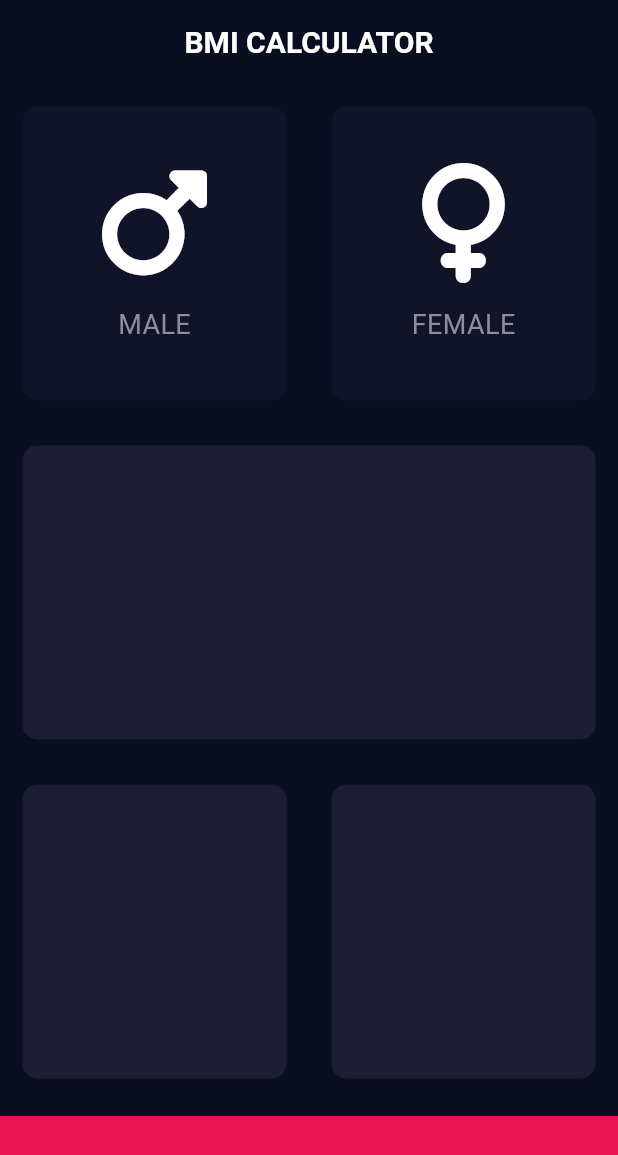
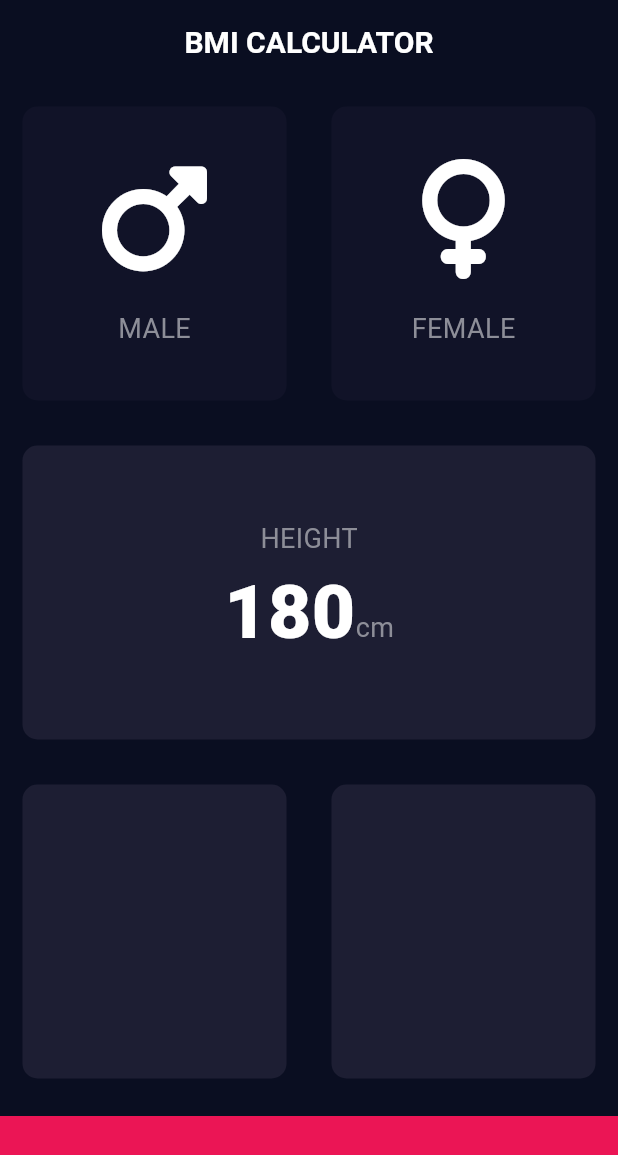
Before and after one commit to tyagi-achint/Flutter_BMI_Calculator, a Flutter app: the screen it shows after launch, on a phone screen of 412 x 824 dp. Shown: the top 1155 px of the screen. Run offline on Flutter 3.47's test engine with Material 3 defaults, Android fonts, the phone set to English and light mode, and no system bars; our stand-ins replace font_awesome_flutter.

Commit message:
constants

```diff
--- /dev/null
+++ b/lib/constants.dart
@@ -0,0 +1,14 @@
+import 'package:flutter/material.dart';
+
+const kLabelStyle = TextStyle(fontSize: 18, color: Color(0xFF8D8E98));
+const kTitleTextStyle = const TextStyle(
+  color: Colors.white,
+  fontWeight: FontWeight.bold,
+  fontSize: 20,
+);
+const kBottomContainerHeight = 80.0;
+const kActiveCardColor = Color(0xFF1D1E33);
+const kInactiveCardColor = Color(0xFF111328);
+const kBottomContainerColor = Color(0xFFEB1555);
+const kNumberTextStyle =
+    TextStyle(fontSize: 50.0, fontWeight: FontWeight.w900, color: Colors.white);
--- a/lib/icon_content.dart
+++ b/lib/icon_content.dart
@@ -1,4 +1,6 @@
 import 'package:flutter/material.dart';
+
+import 'constants.dart';
 
 class iconContent extends StatelessWidget {
   iconContent({required this.iconName, this.iconLabel});
@@ -15,11 +17,11 @@ class iconContent extends StatelessWidget {
           color: Colors.white,
         ),
         SizedBox(
-          height: 15,
+          height: 20,
         ),
         Text(
           iconLabel,
-          style: TextStyle(fontSize: 18, color: Color(0xFF8D8E98)),
+          style: kLabelStyle,
         )
       ],
     );
--- a/lib/input_page.dart
+++ b/lib/input_page.dart
@@ -1,12 +1,8 @@
 import 'package:flutter/material.dart';
 import 'package:font_awesome_flutter/font_awesome_flutter.dart';
 import 'icon_content.dart';
-import 'resuable_card.dart';
-
-const bottomContainerHeight = 80.0;
-const activeCardColor = Color(0xFF1D1E33);
-const inactiveCardColor = Color(0xFF111328);
-const buttonContainerColor = Color(0xFFEB1555);
+import 'reusable_card.dart';
+import 'constants.dart';
 
 enum Gender { Male, Female }
 
@@ -24,14 +20,11 @@ class _InputPageState extends State<InputPage> {
       appBar: AppBar(
         centerTitle: true,
         backgroundColor: const Color(0xFF0A0E21),
-        titleTextStyle: const TextStyle(
-          color: Colors.white,
-          fontWeight: FontWeight.bold,
-          fontSize: 20,
-        ),
+        titleTextStyle: kTitleTextStyle,
         title: const Text('BMI CALCULATOR'),
       ),
       body: Column(
+        crossAxisAlignment: CrossAxisAlignment.stretch,
         children: <Widget>[
           Expanded(
             child: Row(
@@ -44,8 +37,8 @@ class _InputPageState extends State<InputPage> {
                       });
                     },
                     containerColor: selectedGender == Gender.Male
-                        ? activeCardColor
-                        : inactiveCardColor,
+                        ? kActiveCardColor
+                        : kInactiveCardColor,
                     cardChild: iconContent(
                         iconName: FontAwesomeIcons.mars, iconLabel: "MALE"),
                   ),
@@ -58,8 +51,8 @@ class _InputPageState extends State<InputPage> {
                       });
                     },
                     containerColor: selectedGender == Gender.Female
-                        ? activeCardColor
-                        : inactiveCardColor,
+                        ? kActiveCardColor
+                        : kInactiveCardColor,
                     cardChild: iconContent(
                         iconName: FontAwesomeIcons.venus, iconLabel: "FEMALE"),
                   ),
@@ -69,7 +62,22 @@ class _InputPageState extends State<InputPage> {
           ),
           Expanded(
             child: ReusableCard(
-              containerColor: activeCardColor,
+              containerColor: kActiveCardColor,
+              cardChild: Column(
+                mainAxisAlignment: MainAxisAlignment.center,
+                children: <Widget>[
+                  Text("HEIGHT", style: kLabelStyle),
+                  Row(
+                    crossAxisAlignment: CrossAxisAlignment.baseline,
+                    mainAxisAlignment: MainAxisAlignment.center,
+                    textBaseline: TextBaseline.alphabetic,
+                    children: <Widget>[
+                      Text("180", style: kNumberTextStyle),
+                      Text("cm", style: kLabelStyle)
+                    ],
+                  )
+                ],
+              ),
             ),
           ),
           Expanded(
@@ -77,22 +85,22 @@ class _InputPageState extends State<InputPage> {
               children: <Widget>[
                 Expanded(
                   child: ReusableCard(
-                    containerColor: activeCardColor,
+                    containerColor: kActiveCardColor,
                   ),
                 ),
                 Expanded(
                   child: ReusableCard(
-                    containerColor: activeCardColor,
+                    containerColor: kActiveCardColor,
                   ),
                 ),
               ],
             ),
           ),
           Container(
-            color: buttonContainerColor,
+            color: kBottomContainerColor,
             margin: EdgeInsets.only(top: 10.0),
             width: double.infinity,
-            height: bottomContainerHeight,
+            height: kBottomContainerHeight,
           ),
         ],
       ),
```
Also changed, not shown: lib/reusable_card.dart (renamed from lib/resuable_card.dart).
